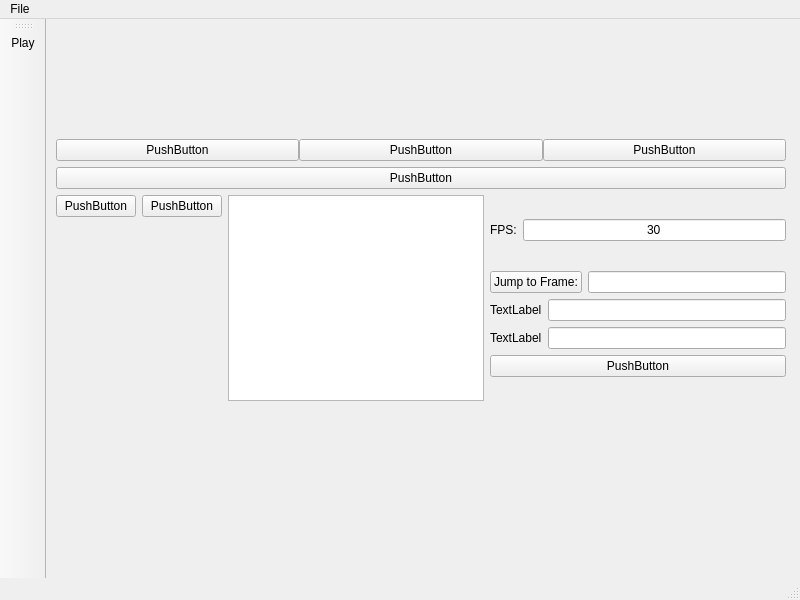
Above: application/mainwindow.ui from kevinhartyanyi/BSC-Thesis before the change. Below: the same form after it.
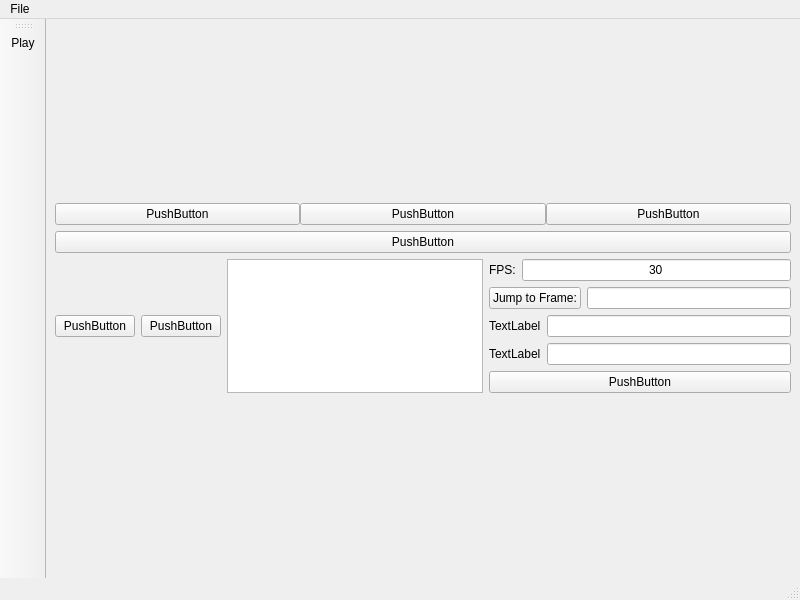
That is the form after the change.

Commit message: Started creating plot images

The edit to the form file:
```diff
--- a/application/mainwindow.ui
+++ b/application/mainwindow.ui
@@ -14,15 +14,8 @@
    <string>MainWindow</string>
   </property>
   <widget class="QWidget" name="centralwidget">
-   <widget class="QWidget" name="">
-    <property name="geometry">
-     <rect>
-      <x>10</x>
-      <y>120</y>
-      <width>730</width>
-      <height>262</height>
-     </rect>
-    </property>
+   <layout class="QVBoxLayout" name="verticalLayout_6">
+    <item>
     <layout class="QVBoxLayout" name="verticalLayout_5">
      <item>
       <layout class="QVBoxLayout" name="layout_vid">
@@ -91,19 +84,6 @@
            </item>
           </layout>
          </item>
-         <item>
-          <widget class="QLabel" name="l_plot">
-           <property name="sizePolicy">
-            <sizepolicy hsizetype="Preferred" vsizetype="Expanding">
-             <horstretch>0</horstretch>
-             <verstretch>0</verstretch>
-            </sizepolicy>
-           </property>
-           <property name="text">
-            <string/>
-           </property>
-          </widget>
-         </item>
         </layout>
        </item>
        <item>
@@ -204,7 +184,8 @@
       </layout>
      </item>
     </layout>
-   </widget>
+    </item>
+   </layout>
   </widget>
   <widget class="QMenuBar" name="menubar">
    <property name="geometry">
```
Left out of the diff: 2 changed lines with no effect on the pictures. Lines whose indentation alone changed are shown as unchanged. The commit also changes 11 other files.
